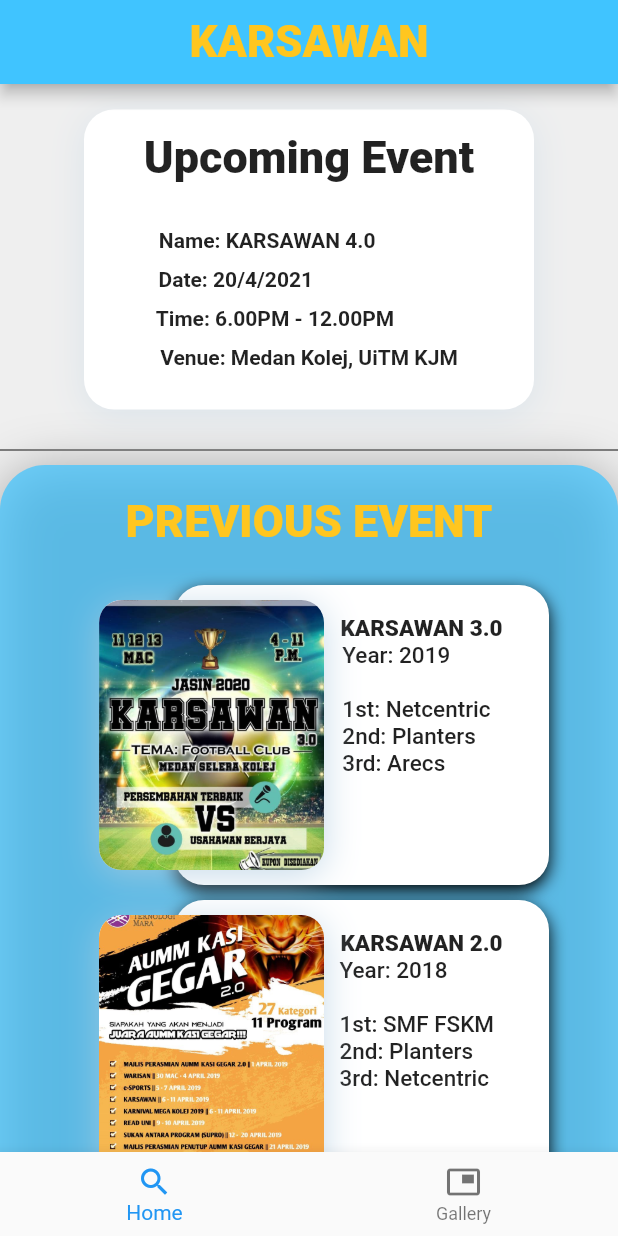
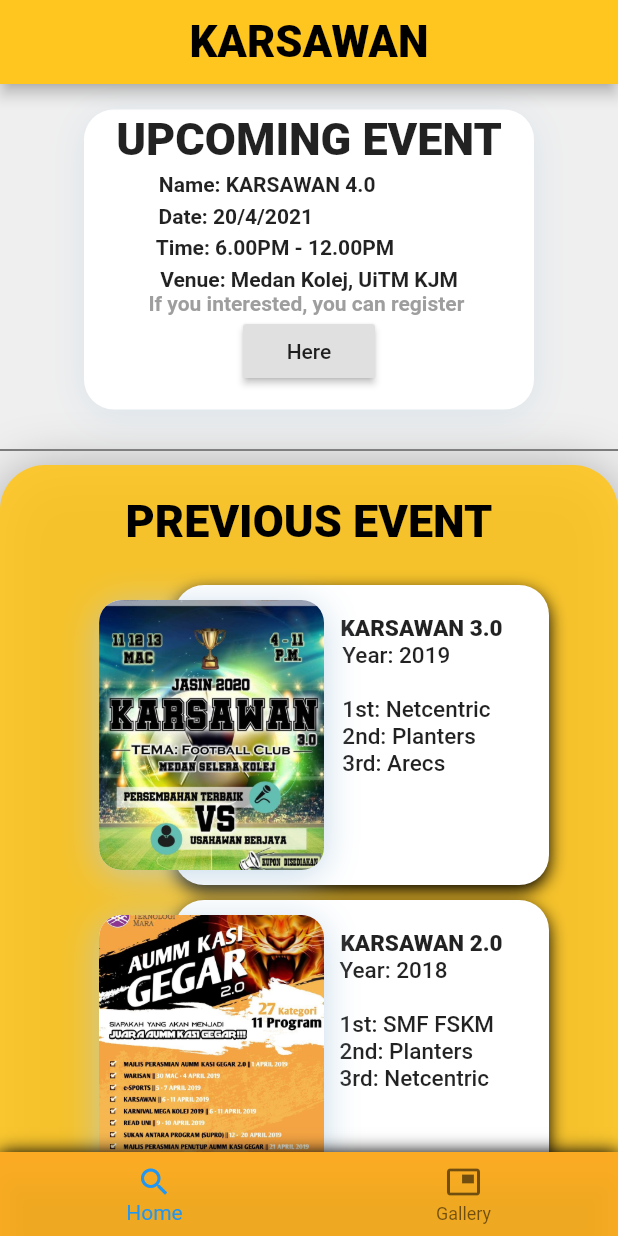
Before and after one commit to Firzan97/Karsawan-flutter, a Flutter app: the screen it shows after launch, on a phone screen of 412 x 824 dp. Run offline on Flutter 3.47's test engine with Material 2 defaults, Android fonts, the phone set to English and light mode, and no system bars.

Commit message:
Gallery & google form added

```diff
--- a/lib/home_screen.dart
+++ b/lib/home_screen.dart
@@ -1,6 +1,10 @@
 import 'package:flutter/cupertino.dart';
+import 'package:flutter/gestures.dart';
 import "package:flutter/material.dart";
 import 'package:karsawan/constant.dart';
+import 'package:karsawan/gallery.dart';
+import 'package:url_launcher/url_launcher.dart';
+
 
 class HomeScreen extends StatefulWidget {
   @override
@@ -9,26 +13,33 @@
 
 class HomeScreenState extends State<HomeScreen> {
   int currentTab = 0;
+  final List<Widget> _children = [
+    Gallery()
+  ];
+
+  Future<void> _launched;
+  String phoneNumber = "";
+  String _launchUrl = "https://www.google.com";
+
+  Future<void> _launchInBrowser(String url) async {
+    if (await canLaunch(url)) {
+      await launch(url, forceSafariVC: false, forceWebView: false,
+        headers: <String, String>{'header_key': 'header_value'},);
+    }
+    else {
+      throw 'could not launch $url';
+    }
+  }
 
   @override
   Widget build(BuildContext context) {
     // TODO: implement build
-    return Scaffold(
-      appBar: AppBar(
-        title: Text(
-          "KARSAWAN",
-          style: TextStyle(
-            color: kPrimaryColor,
-            fontWeight: FontWeight.w900,
-            fontSize: 29.00,
-          ),
-        ),
-        backgroundColor: Colors.lightBlueAccent,
-        centerTitle: true,
-      ),
-      body: SingleChildScrollView(
+    return SingleChildScrollView(
       child: Container(
-          height: MediaQuery.of(context).size.height,
+        height: MediaQuery
+            .of(context)
+            .size
+            .height,
         width: double.infinity,
         decoration: BoxDecoration(
           color: Colors.grey.withOpacity(0.12),
@@ -38,7 +49,8 @@
             Center(
               child: Padding(
                 padding: const EdgeInsets.symmetric(vertical: 17.0),
-                  child: Container(
+                child: Stack(
+                    children: <Widget>[ Container(
                       height: 200.0,
                       width: 300.0,
                       decoration: BoxDecoration(
@@ -50,18 +62,20 @@
                                 blurRadius: 20)
                           ],
                           borderRadius: BorderRadius.circular(20.0)),
+
                       child: Padding(
-                      padding: const EdgeInsets.symmetric(vertical: 14.0),
+                        padding: const EdgeInsets.symmetric(vertical: 2.0),
                         child: Column(
                           children: <Widget>[
                             Text(
-                            "Upcoming Event",
+                              "UPCOMING EVENT",
                               style: TextStyle(
                                 fontSize: 30.00,
                                 fontWeight: FontWeight.w900,
                               ),
                             ),
-                          SizedBox(height: 30.0),
+
+                            SizedBox(height: 5.0),
                             Text(
                               "Name: KARSAWAN 4.0                ",
                               style: TextStyle(
@@ -69,7 +83,7 @@
                                 fontWeight: FontWeight.w600,
                               ),
                             ),
-                          SizedBox(height: 10.0),
+                            SizedBox(height: 5.0),
                             Text(
                               "Date: 20/4/2021                            ",
                               style: TextStyle(
@@ -77,7 +91,7 @@
                                 fontWeight: FontWeight.w600,
                               ),
                             ),
-                          SizedBox(height: 10.0),
+                            SizedBox(height: 5.0),
                             Text(
                               "Time: 6.00PM - 12.00PM             ",
                               style: TextStyle(
@@ -85,18 +99,37 @@
                                 fontWeight: FontWeight.w600,
                               ),
                             ),
-                          SizedBox(height: 10.0),
+                            SizedBox(height: 5.0),
                             Text(
                               "Venue: Medan Kolej, UiTM KJM",
                               style: TextStyle(
                                 fontSize: 14.00,
                                 fontWeight: FontWeight.w600,
                               ),
+                            ),
+                            RichText(
+                              text: TextSpan(
+                                  children: [TextSpan(
+                                      text: "If you interested, you can register ",
+                                      style: TextStyle(
+                                        color: Colors.grey,
+                                        fontWeight: FontWeight.w600,
+                                      )
+                                  )
+                                  ]
+                              ),
+                            ),
+                            RaisedButton(
+                              child: const Text('Here'),
+                              onPressed: (){
+                               _launchInBrowser(_launchUrl) ;
+                              },
                             )
                           ],
                         ),
                       ),
                     ),
+                    ]),
               ),
             ),
             Divider(
@@ -105,9 +138,12 @@
             ),
             Expanded(
               child: Container(
-                  width: MediaQuery.of(context).size.width,
+                width: MediaQuery
+                    .of(context)
+                    .size
+                    .width,
                 decoration: BoxDecoration(
-                    color: Colors.lightBlueAccent.withOpacity(0.72),
+                  color: kPrimaryColor.withOpacity(0.9),
                   borderRadius: BorderRadius.only(
                       topLeft: Radius.circular(30.0),
                       topRight: Radius.circular(30)),
@@ -125,7 +161,7 @@
                     Text(
                       "PREVIOUS EVENT",
                       style: TextStyle(
-                          color: kPrimaryColor,
+                        color: Colors.black,
                         fontWeight: FontWeight.w900,
                         fontSize: 30.00,
                       ),
@@ -153,10 +189,11 @@
                                   ],
                                   borderRadius: BorderRadius.circular(20.0)),
                               child: Padding(
-                                  padding: const EdgeInsets.only(top: 20.0,left: 80.0),
+                                padding: const EdgeInsets.only(
+                                    top: 20.0, left: 80.0),
                                 child: Column(
                                   children: <Widget>[
-                                      Text("KARSAWAN 3.0",style: TextStyle(
+                                    Text("KARSAWAN 3.0", style: TextStyle(
                                       fontSize: 15.00,
                                       fontWeight: FontWeight.w900,
                                     ),),
@@ -228,7 +265,8 @@
                                   ],
                                   borderRadius: BorderRadius.circular(20.0)),
                               child: Padding(
-                                  padding: const EdgeInsets.only(top: 20.0,left: 80.0),
+                                padding: const EdgeInsets.only(
+                                    top: 20.0, left: 80.0),
                                 child: Column(
                                   children: <Widget>[
                                     Text("KARSAWAN 2.0",
@@ -292,25 +330,7 @@
           ],
         ),
       ),
-      ),
-      bottomNavigationBar: BottomNavigationBar(
-        currentIndex: currentTab,
-        onTap: (int value) {
-          setState(() {
-            currentTab = value;
-          });
-        },
-        items: [
-          BottomNavigationBarItem(
-            icon: Icon(Icons.search),
-            title: Text("Home"),
-          ),
-          BottomNavigationBarItem(
-            icon: Icon(Icons.picture_in_picture),
-            title: Text("Gallery"),
-          ),
-        ],
-      ),
     );
   }
+
 }
--- a/lib/main.dart
+++ b/lib/main.dart
@@ -1,17 +1,83 @@
 import "package:flutter/material.dart";
-
-import 'home_screen.dart';
+import 'package:karsawan/gallery.dart';
+import 'package:karsawan/constant.dart';
+import 'package:karsawan/home_screen.dart';
 
 void main() => runApp(MyApp());
 
 class MyApp extends StatelessWidget{
+
+
   @override
   Widget build(BuildContext context) {
     // TODO: implement build
-    return MaterialApp(
+    return new MaterialApp(
+      title: "Karsawan",
       debugShowCheckedModeBanner: false,
-      title: 'Karsawan',
-      home: HomeScreen()
+      home: bottomNavBar(),
     );
   }
 }
+
+class bottomNavBar extends StatefulWidget{
+  @override
+  bottomNavBarState createState() => bottomNavBarState();
+}
+class bottomNavBarState extends State<bottomNavBar>{
+int currentTab = 0;
+
+final List<Widget> _children = [
+  HomeScreen(),
+  Gallery()
+];
+
+  @override
+  Widget build(BuildContext context) {
+    // TODO: implement build
+    return Scaffold(
+    appBar: AppBar(
+    title: Text(
+    "KARSAWAN",
+    style: TextStyle(
+    color: Colors.black,
+    fontWeight: FontWeight.w900,
+    fontSize: 29.00,
+    ),
+    ),
+    backgroundColor: kPrimaryColor,
+    centerTitle: true,
+    ),
+     body: _children[currentTab],
+      bottomNavigationBar: Container(
+        decoration: BoxDecoration(
+            color: Colors.red,
+            boxShadow: [BoxShadow(
+              color: Colors.black,
+              blurRadius: 9.0,
+            )]
+        ),
+        child: BottomNavigationBar(
+          currentIndex: currentTab,
+
+          onTap: (int value) {
+            setState(() {
+              currentTab = value;
+
+            });
+          },
+          items: [
+            BottomNavigationBarItem(
+              icon: Icon(Icons.search),
+              title: Text("Home"),
+            ),
+            BottomNavigationBarItem(
+              icon: Icon(Icons.picture_in_picture),
+              title: Text("Gallery"),
+            ),
+          ],
+          backgroundColor: kPrimaryColor.withOpacity(0.8),
+        ),
+      ),
+    );
+  }
+}
```
Also changed, not shown: lib/gallery.dart (added, +80 -0 lines), pubspec.yaml (+4 -3 lines), assets/images/a.JPG (added), assets/images/b.jpg (renamed from assets/images/a.jpg), assets/images/c.JPG (added), assets/images/d.jpg (added), assets/images/e.jpg (added), assets/images/f.jpg (added), assets/images/g.jpg (added), assets/images/h.jpg (added), assets/images/i.jpg (added), pubspec.lock. Lines whose indentation alone changed are shown as unchanged.
